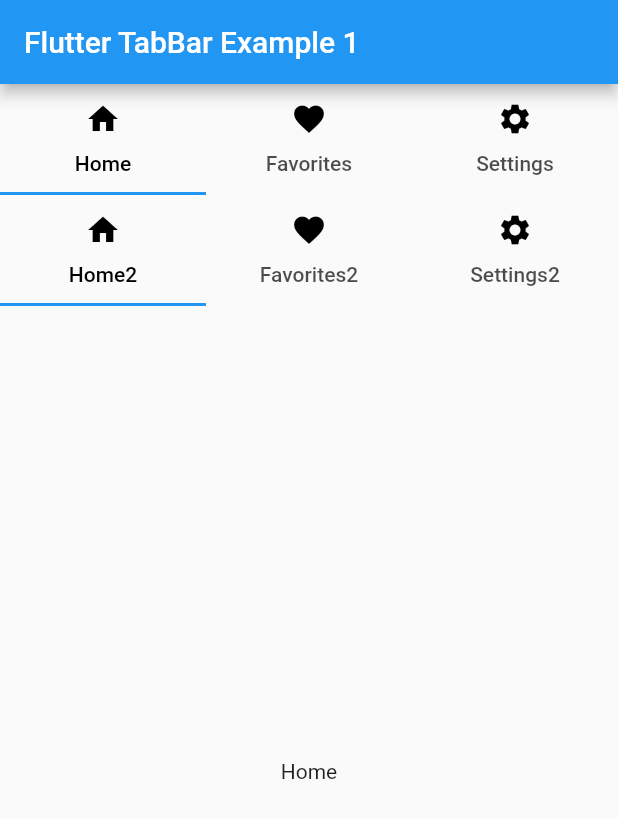
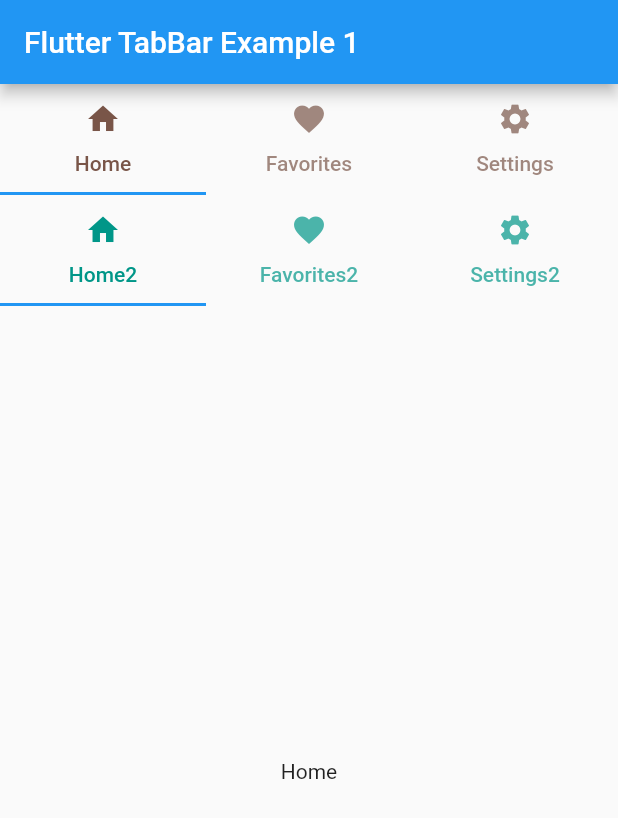
Before and after one commit to Merhong/flutter-doble-tab-app, a Flutter app: the screen it shows after launch, on a phone screen of 412 x 824 dp. Shown: the top 818 px of the screen. Run offline on Flutter 3.47's test engine with Material 2 defaults, Android fonts, the phone set to English and light mode, and no system bars.

Commit message:
라벨 색상 지정

```diff
--- a/lib/main.dart
+++ b/lib/main.dart
@@ -63,14 +63,11 @@ class _DoubleTabbarState extends State<DoubleTabbar>
         });
       },
       controller: _tabController1,
-      labelColor: Colors.black,
+      labelColor: Colors.brown, // 라벨의 색상 지정
       tabs: [
-        Tab(
-          icon: Icon(Icons.home, color: Colors.black),
-          text: 'Home',
-        ),
-        Tab(icon: Icon(Icons.favorite, color: Colors.black), text: 'Favorites'),
-        Tab(icon: Icon(Icons.settings, color: Colors.black), text: 'Settings'),
+        Tab(icon: Icon(Icons.home), text: 'Home'),
+        Tab(icon: Icon(Icons.favorite), text: 'Favorites'),
+        Tab(icon: Icon(Icons.settings), text: 'Settings'),
       ],
     );
   }
@@ -83,13 +80,11 @@ class _DoubleTabbarState extends State<DoubleTabbar>
         });
       },
       controller: _tabController2,
-      labelColor: Colors.black,
+      labelColor: Colors.teal, // 라벨의 색상 지정
       tabs: [
-        Tab(icon: Icon(Icons.home, color: Colors.black), text: 'Home2'),
-        Tab(
-            icon: Icon(Icons.favorite, color: Colors.black),
-            text: 'Favorites2'),
-        Tab(icon: Icon(Icons.settings, color: Colors.black), text: 'Settings2'),
+        Tab(icon: Icon(Icons.home), text: 'Home2'),
+        Tab(icon: Icon(Icons.favorite), text: 'Favorites2'),
+        Tab(icon: Icon(Icons.settings), text: 'Settings2'),
       ],
     );
   }
```
